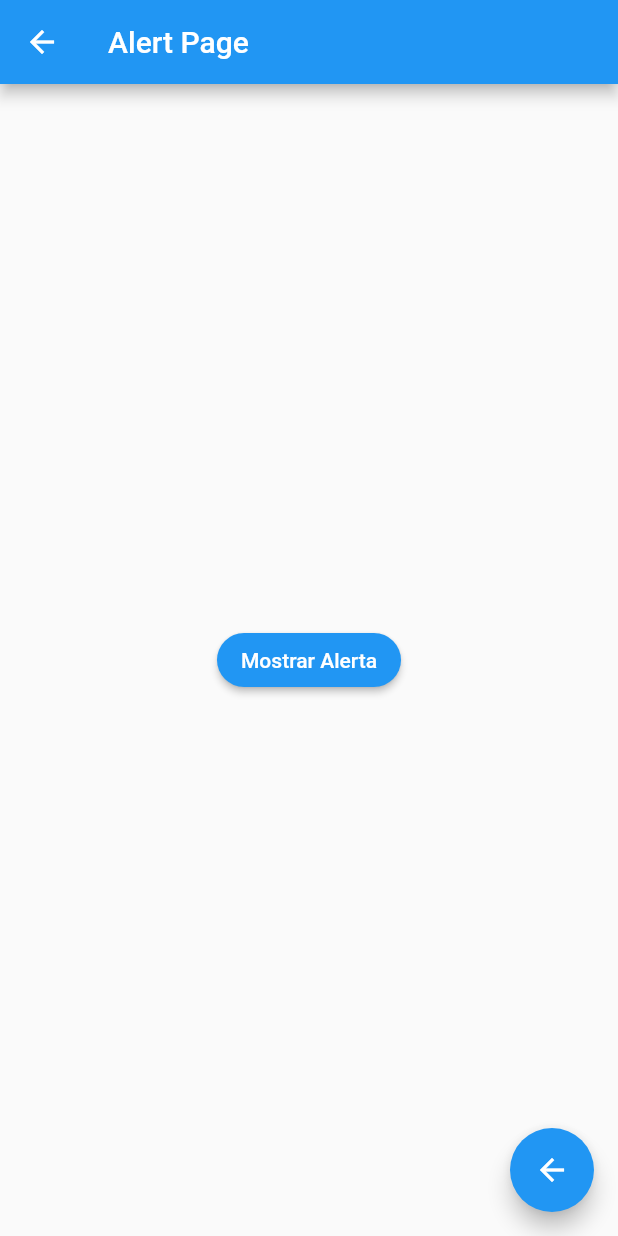
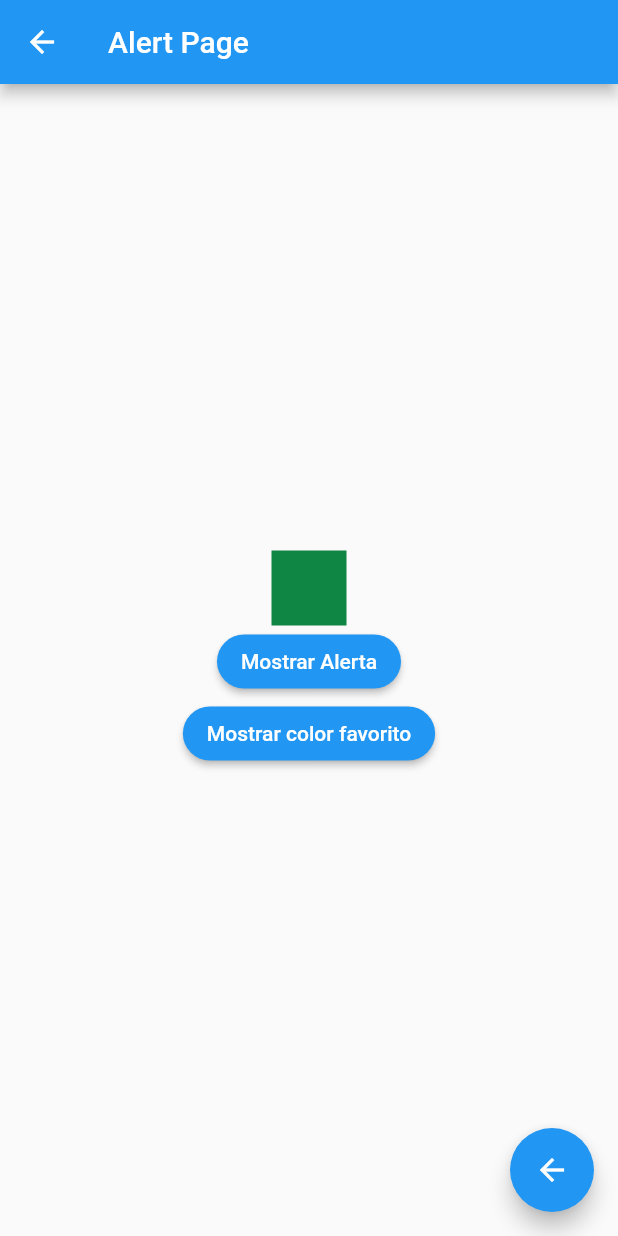
Before and after one commit to deus-magna/componentes, a Flutter app: the AlertScreen screen opened by its route, on a phone screen of 412 x 824 dp. Run offline on Flutter 3.47's test engine with Material 2 defaults, Android fonts, the phone set to English and light mode, and no system bars.

Commit message:
Seguimos haciendo la parte del gradient, ahora se pueden configurar varios colores

```diff
--- a/lib/src/models/gradient_color.dart
+++ b/lib/src/models/gradient_color.dart
@@ -1,10 +1,28 @@
 import 'package:flutter/material.dart';
 
 class GradientColor {
+  double stop;
   int red, green, blue;
   Color color;
 
-  GradientColor(this.red, this.green, this.blue) {
-    color = Color.fromRGBO(red, green, blue, 255);
+  GradientColor(this.red, this.green, this.blue, this.stop) {
+    this.color = Color.fromRGBO(red, green, blue, 1);
   }
+
+  setRed(int value) {
+    red = value;
+    this.color = Color.fromRGBO(red, green, blue, 1);
+  }
+
+  setBlue(int value) {
+    blue = value;
+    this.color = Color.fromRGBO(red, green, blue, 1);
+  }
+
+  setGreen(int value) {
+    green = value;
+    this.color = Color.fromRGBO(red, green, blue, 1);
+  }
+
+  setStop(double value) => this.stop = value;
 }
--- a/lib/src/screens/alert_screen.dart
+++ b/lib/src/screens/alert_screen.dart
@@ -1,39 +1,116 @@
 import 'package:flutter/material.dart';
 
-class AlertScreen extends StatelessWidget {
+class AlertScreen extends StatefulWidget {
+  @override
+  _AlertScreenState createState() => _AlertScreenState();
+}
+
+class _AlertScreenState extends State<AlertScreen> {
+  Color _selectedColor = Color(0xFF0F8644);
+  final List<String> colorNames = [
+    "Green",
+    "Purple",
+    "Red",
+    "Orange",
+    "Caramel",
+    "Light Green",
+    "Blue",
+    "Peach",
+    "Gray"
+  ];
+
   @override
   Widget build(BuildContext context) {
     return Scaffold(
       appBar: AppBar(
         title: Text('Alert Page'),
       ),
-      body: Center(child: RaisedButton(
+      body: Container(
+        width: double.infinity,
+        child: Column(
+          mainAxisAlignment: MainAxisAlignment.center,
+          crossAxisAlignment: CrossAxisAlignment.center,
+          children: [
+            Container(
+              height: 50,
+              width: 50,
+              color: _selectedColor,
+            ),
+            RaisedButton(
               child: Text('Mostrar Alerta'),
               color: Colors.blue,
               textColor: Colors.white,
-        shape: StadiumBorder(), // Efecto de boton con borde redondeado, bien facil en flutter
+              shape:
+                  StadiumBorder(), // Efecto de boton con borde redondeado, bien facil en flutter
               onPressed: () => _mostrarAlerta(context),
-      ),),
+            ),
+            RaisedButton(
+              child: Text('Mostrar color favorito'),
+              color: Colors.blue,
+              textColor: Colors.white,
+              shape:
+                  StadiumBorder(), // Efecto de boton con borde redondeado, bien facil en flutter
+              onPressed: () => _showColorDialog(context),
+            ),
+          ],
+        ),
+      ),
       floatingActionButton: FloatingActionButton(
         child: Icon(Icons.arrow_back),
-        onPressed: (){
+        onPressed: () {
           Navigator.pop(context);
         },
       ),
     );
   }
 
+  void _showColorDialog(BuildContext context) {
+    Map<String, Color> _finalcolor = {
+      "Green": Color(0xFF0F8644),
+      "Purple": Color(0xFF8B1FA9),
+      "Red": Color(0xFFD20100),
+      "Orange": Color(0xFFFC571D),
+      "Caramel": Color(0xFF85461E),
+      "Light Green": Color(0xFF36B37B),
+      "Blue": Color(0xFF3D4FB5),
+      "Peach": Color(0xFFE47C73),
+      "Gray": Color(0xFF636363),
+    };
 
-  void _mostrarAlerta(context){
+    showDialog(
+        context: context,
+        builder: (BuildContext context) {
+          return AlertDialog(
+            title: Text('Favorite Color'),
+            content: Container(
+              width: double.minPositive,
+              child: ListView.builder(
+                shrinkWrap: true,
+                itemCount: colorNames.length,
+                itemBuilder: (BuildContext context, int index) {
+                  return ListTile(
+                    title: Text(colorNames[index]),
+                    onTap: () {
+                      setState(() {});
+                      _selectedColor = _finalcolor[colorNames[index]];
+                      Navigator.of(context).pop();
+                    },
+                  );
+                },
+              ),
+            ),
+          );
+        });
+  }
+
+  void _mostrarAlerta(context) {
     showDialog(
         context: context,
         barrierDismissible: true,
         builder: (context) {
-
           return AlertDialog(
             shape: RoundedRectangleBorder(
-            borderRadius: BorderRadius.circular(20.0)
-          ),
+                borderRadius: BorderRadius.circular(20.0)),
             title: Text('Titulo'),
             content: Column(
               mainAxisSize: MainAxisSize.min,
@@ -51,12 +128,10 @@ class AlertScreen extends StatelessWidget {
               ),
               FlatButton(
                 child: Text('Ok'),
-              onPressed: (){},
+                onPressed: () {},
               ),
             ],
           );
-
-      }
-    );
+        });
   }
 }
```
Also changed, not shown: lib/src/screens/gradient_screen.dart (+160 -79 lines), 3 other files. Lines whose indentation alone changed are shown as unchanged.
